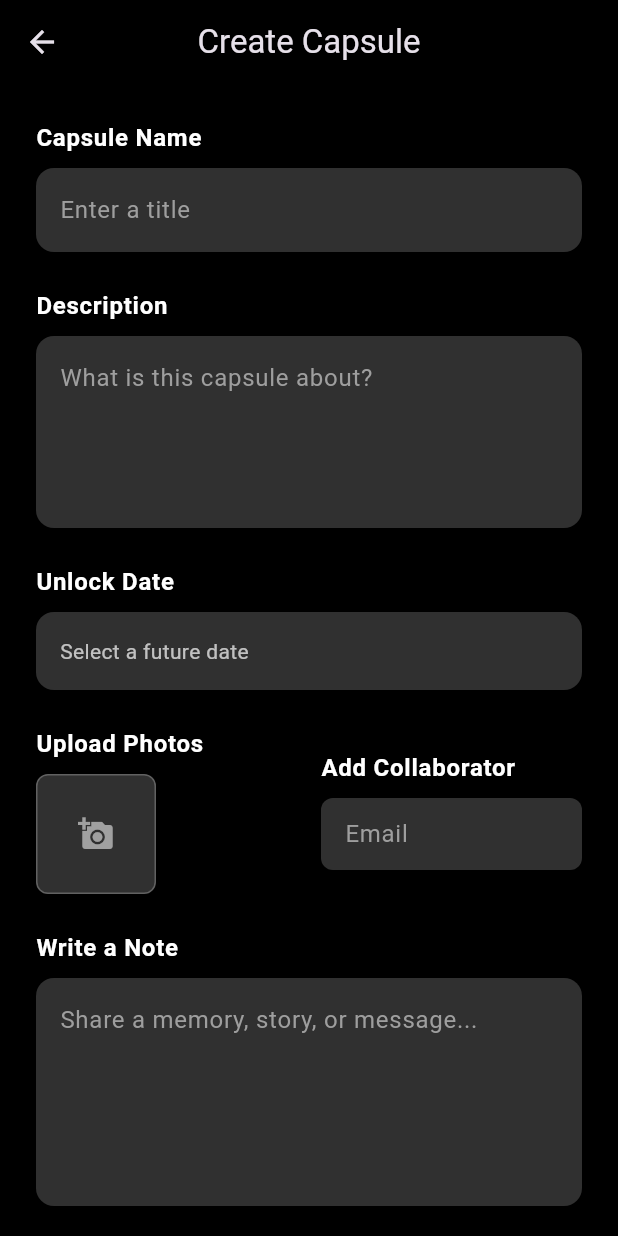
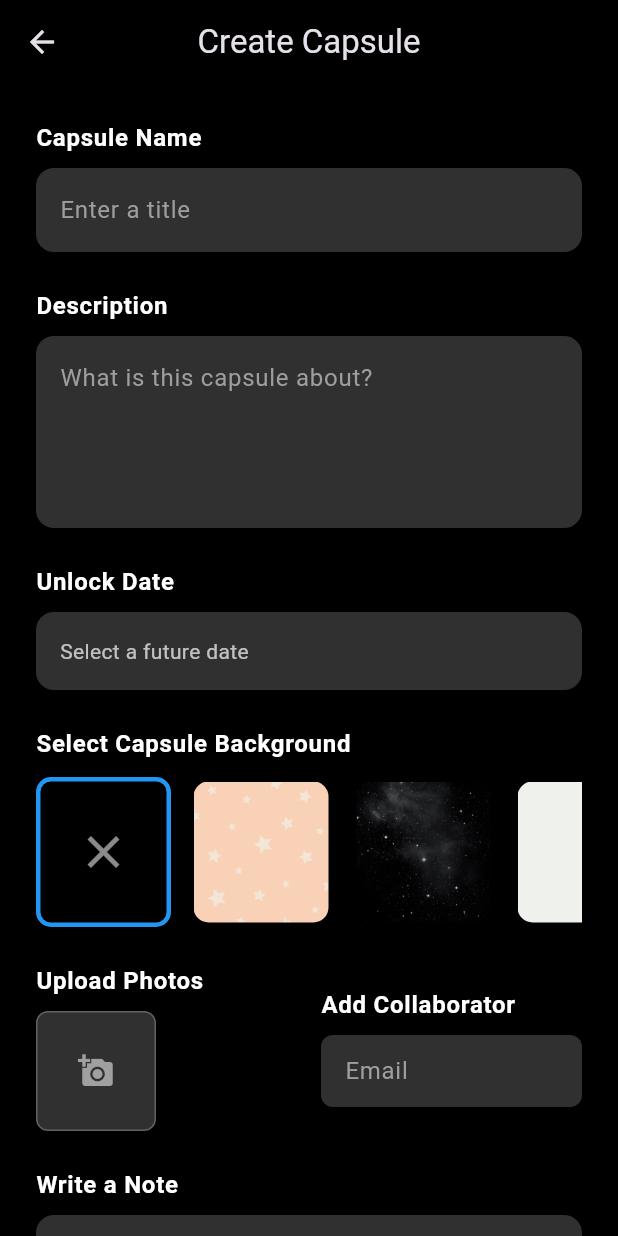
Before and after one commit to shlokmestry/boxed_app, a Flutter app: the CreateCapsuleScreen screen opened directly, on a phone screen of 412 x 824 dp. Run offline on Flutter 3.47's test engine with Material 3 defaults, Android fonts, the phone set to English and light mode, and no system bars; our stand-ins replace cloud_firestore, firebase_auth, firebase_core, firebase_messaging, firebase_storage, flutter_local_notifications and 4 more; missing offline and left inert: encrypt, pointycastle, rsa_encrypt; accounts and stored records are empty.

Commit message:
add optional background selection

```diff
--- a/lib/screens/create_capsule_screen.dart
+++ b/lib/screens/create_capsule_screen.dart
@@ -1,4 +1,5 @@
 import 'dart:io';
+
 import 'package:cloud_firestore/cloud_firestore.dart';
 import 'package:firebase_auth/firebase_auth.dart';
 import 'package:firebase_storage/firebase_storage.dart';
@@ -23,6 +24,15 @@ class _CreateCapsuleScreenState extends State<CreateCapsuleScreen> {
   bool _isLoading = false;
   final List<File> _selectedImages = [];
   final ImagePicker _picker = ImagePicker();
+
+  // Use `null` for "No Background"
+  int? _selectedBackground;
+
+  final List<String> _backgroundOptions = [
+    'assets/basic_background1.jpg',
+    'assets/basic_background2.webp',
+    'assets/basic_background3.jpg',
+  ];
 
   Future<void> _selectDate() async {
     final DateTime now = DateTime.now();
@@ -82,10 +92,8 @@ class _CreateCapsuleScreenState extends State<CreateCapsuleScreen> {
     setState(() => _isLoading = true);
 
     try {
-    // 🔐 Generate AES key
       final aesKey = CapsuleEncryption.generateAESKey();
 
-    // 📦 Create capsule document
       final docRef = await FirebaseFirestore.instance.collection('capsules').add({
         'name': _nameController.text.trim(),
         'description': _descriptionController.text.trim(),
@@ -94,9 +102,9 @@ class _CreateCapsuleScreenState extends State<CreateCapsuleScreen> {
         'memberIds': [user.uid],
         'createdAt': Timestamp.now(),
         'isLocked': true,
-      'aesKey': aesKey, // <-- storing the AES key
+        'aesKey': aesKey,
+        'backgroundId': _selectedBackground, // ← Will be null if not chosen
       });
-
 
       for (final image in _selectedImages) {
         final storageRef = FirebaseStorage.instance
@@ -117,7 +125,6 @@ class _CreateCapsuleScreenState extends State<CreateCapsuleScreen> {
         });
       }
 
-
       if (_noteController.text.trim().isNotEmpty) {
         final encryptedNote = CapsuleEncryption.encryptMemory(
           _noteController.text.trim(),
@@ -135,7 +142,6 @@ class _CreateCapsuleScreenState extends State<CreateCapsuleScreen> {
           'encryptedText': encryptedNote,
         });
       }
-
 
       final collaboratorEmail = _collaboratorEmailController.text.trim();
       if (collaboratorEmail.isNotEmpty) {
@@ -169,7 +175,6 @@ class _CreateCapsuleScreenState extends State<CreateCapsuleScreen> {
     }
   }
 
-
   @override
   Widget build(BuildContext context) {
     return Scaffold(
@@ -185,60 +190,17 @@ class _CreateCapsuleScreenState extends State<CreateCapsuleScreen> {
         child: Column(
           crossAxisAlignment: CrossAxisAlignment.start,
           children: [
-            Text(
-              "Capsule Name",
-              style: Theme.of(context).textTheme.bodyLarge?.copyWith(
-                    color: Colors.white,
-                    fontWeight: FontWeight.w600,
-                  ),
-            ),
+            Text("Capsule Name", style: _labelStyle(context)),
             const SizedBox(height: 8),
-            TextField(
-              controller: _nameController,
-              style: const TextStyle(color: Colors.white),
-              decoration: InputDecoration(
-                hintText: 'Enter a title',
-                hintStyle: const TextStyle(color: Colors.grey),
-                filled: true,
-                fillColor: Colors.grey[850],
-                border: OutlineInputBorder(
-                  borderRadius: BorderRadius.circular(12),
-                  borderSide: BorderSide.none,
-                ),
-              ),
-            ),
+            _buildInput(_nameController, 'Enter a title'),
             const SizedBox(height: 24),
-            Text(
-              "Description",
-              style: Theme.of(context).textTheme.bodyLarge?.copyWith(
-                    color: Colors.white,
-                    fontWeight: FontWeight.w600,
-                  ),
-            ),
+
+            Text("Description", style: _labelStyle(context)),
             const SizedBox(height: 8),
-            TextField(
-              controller: _descriptionController,
-              maxLines: 4,
-              style: const TextStyle(color: Colors.white),
-              decoration: InputDecoration(
-                hintText: 'What is this capsule about?',
-                hintStyle: const TextStyle(color: Colors.grey),
-                filled: true,
-                fillColor: Colors.grey[850],
-                border: OutlineInputBorder(
-                  borderRadius: BorderRadius.circular(12),
-                  borderSide: BorderSide.none,
-                ),
-              ),
-            ),
+            _buildInput(_descriptionController, 'What is this capsule about?', maxLines: 4),
             const SizedBox(height: 24),
-            Text(
-              "Unlock Date",
-              style: Theme.of(context).textTheme.bodyLarge?.copyWith(
-                    color: Colors.white,
-                    fontWeight: FontWeight.w600,
-                  ),
-            ),
+
+            Text("Unlock Date", style: _labelStyle(context)),
             const SizedBox(height: 8),
             GestureDetector(
               onTap: _selectDate,
@@ -258,26 +220,139 @@ class _CreateCapsuleScreenState extends State<CreateCapsuleScreen> {
               ),
             ),
             const SizedBox(height: 24),
-            Row(
+
+            Text("Select Capsule Background", style: _labelStyle(context)),
+            const SizedBox(height: 10),
+            SizedBox(
+              height: 100,
+              child: ListView.builder(
+                scrollDirection: Axis.horizontal,
+                itemCount: _backgroundOptions.length + 1, // +1 for "No background"
+                itemBuilder: (context, idx) {
+                  if (idx == 0) {
+                    // "No background" option
+                    return GestureDetector(
+                      onTap: () => setState(() => _selectedBackground = null),
+                      child: Container(
+                        margin: const EdgeInsets.only(right: 12),
+                        decoration: BoxDecoration(
+                          border: Border.all(
+                            color: _selectedBackground == null
+                                ? Colors.blue
+                                : Colors.transparent,
+                            width: 3,
+                          ),
+                          borderRadius: BorderRadius.circular(10),
+                          color: Colors.black,
+                        ),
+                        width: 90,
+                        height: 90,
+                        child: const Center(
+                          child: Icon(Icons.close, color: Colors.white54, size: 36),
+                        ),
+                      ),
+                    );
+                  } else {
+                    return GestureDetector(
+                      onTap: () => setState(() => _selectedBackground = idx - 1),
+                      child: Container(
+                        margin: const EdgeInsets.only(right: 12),
+                        decoration: BoxDecoration(
+                          border: Border.all(
+                            color: _selectedBackground == (idx - 1)
+                                ? Colors.blue
+                                : Colors.transparent,
+                            width: 3,
+                          ),
+                          borderRadius: BorderRadius.circular(10),
+                        ),
+                        child: ClipRRect(
+                          borderRadius: BorderRadius.circular(10),
+                          child: Image.asset(
+                            _backgroundOptions[idx - 1],
+                            width: 90,
+                            height: 90,
+                            fit: BoxFit.cover,
+                          ),
+                        ),
+                      ),
+                    );
+                  }
+                },
+              ),
+            ),
+
+            const SizedBox(height: 24),
+            _buildMediaAndCollaboratorRow(),
+            const SizedBox(height: 24),
+
+            Text("Write a Note", style: _labelStyle(context)),
+            const SizedBox(height: 8),
+            _buildInput(_noteController, 'Share a memory, story, or message...', maxLines: 5),
+            const SizedBox(height: 40),
+
+            _isLoading
+                ? const Center(child: CircularProgressIndicator())
+                : SizedBox(
+                    width: double.infinity,
+                    child: ElevatedButton(
+                      onPressed: _createCapsule,
+                      style: ElevatedButton.styleFrom(
+                        backgroundColor: Colors.blueAccent,
+                        padding: const EdgeInsets.symmetric(vertical: 16),
+                        shape: RoundedRectangleBorder(
+                          borderRadius: BorderRadius.circular(12),
+                        ),
+                      ),
+                      child: const Text('Create Capsule', style: TextStyle(fontSize: 16)),
+                    ),
+                  ),
+          ],
+        ),
+      ),
+    );
+  }
+
+  TextStyle _labelStyle(BuildContext context) {
+    return Theme.of(context).textTheme.bodyLarge!.copyWith(
+          color: Colors.white,
+          fontWeight: FontWeight.w600,
+        );
+  }
+
+  Widget _buildInput(TextEditingController controller, String placeholder,
+      {int maxLines = 1}) {
+    return TextField(
+      controller: controller,
+      maxLines: maxLines,
+      style: const TextStyle(color: Colors.white),
+      decoration: InputDecoration(
+        hintText: placeholder,
+        hintStyle: const TextStyle(color: Colors.grey),
+        filled: true,
+        fillColor: Colors.grey[850],
+        border: OutlineInputBorder(
+          borderRadius: BorderRadius.circular(12),
+          borderSide: BorderSide.none,
+        ),
+      ),
+    );
+  }
+
+  Widget _buildMediaAndCollaboratorRow() {
+    return Row(
       children: [
         Expanded(
           child: Column(
             crossAxisAlignment: CrossAxisAlignment.start,
             children: [
-                      Text(
-                        "Upload Photos",
-                        style: Theme.of(context).textTheme.bodyLarge?.copyWith(
-                              color: Colors.white,
-                              fontWeight: FontWeight.w600,
-                            ),
-                      ),
+              Text("Upload Photos", style: _labelStyle(context)),
               const SizedBox(height: 8),
               Wrap(
                 spacing: 8,
                 runSpacing: 8,
                 children: [
-                          ..._selectedImages.map(
-                            (file) => Stack(
+                  ..._selectedImages.map((file) => Stack(
                         children: [
                           ClipRRect(
                             borderRadius: BorderRadius.circular(8),
@@ -303,8 +378,7 @@ class _CreateCapsuleScreenState extends State<CreateCapsuleScreen> {
                             ),
                           ),
                         ],
-                            ),
-                          ),
+                      )),
                   GestureDetector(
                     onTap: _pickImages,
                     child: Container(
@@ -328,13 +402,7 @@ class _CreateCapsuleScreenState extends State<CreateCapsuleScreen> {
           child: Column(
             crossAxisAlignment: CrossAxisAlignment.start,
             children: [
-                      Text(
-                        "Add Collaborator",
-                        style: Theme.of(context).textTheme.bodyLarge?.copyWith(
-                              color: Colors.white,
-                              fontWeight: FontWeight.w600,
-                            ),
-                      ),
+              Text("Add Collaborator", style: _labelStyle(context)),
               const SizedBox(height: 8),
               TextField(
                 controller: _collaboratorEmailController,
@@ -355,54 +423,6 @@ class _CreateCapsuleScreenState extends State<CreateCapsuleScreen> {
           ),
         ),
       ],
-            ),
-            const SizedBox(height: 24),
-            Text(
-              "Write a Note",
-              style: Theme.of(context).textTheme.bodyLarge?.copyWith(
-                    color: Colors.white,
-                    fontWeight: FontWeight.w600,
-                  ),
-            ),
-            const SizedBox(height: 8),
-            TextField(
-              controller: _noteController,
-              maxLines: 5,
-              style: const TextStyle(color: Colors.white),
-              decoration: InputDecoration(
-                hintText: 'Share a memory, story, or message...',
-                hintStyle: const TextStyle(color: Colors.grey),
-                filled: true,
-                fillColor: Colors.grey[850],
-                border: OutlineInputBorder(
-                  borderRadius: BorderRadius.circular(12),
-                  borderSide: BorderSide.none,
-                ),
-              ),
-            ),
-            const SizedBox(height: 40),
-            _isLoading
-                ? const Center(child: CircularProgressIndicator())
-                : SizedBox(
-                    width: double.infinity,
-                    child: ElevatedButton(
-                      onPressed: _createCapsule,
-                      style: ElevatedButton.styleFrom(
-                        backgroundColor: Colors.blueAccent,
-                        padding: const EdgeInsets.symmetric(vertical: 16),
-                        shape: RoundedRectangleBorder(
-                          borderRadius: BorderRadius.circular(12),
-                        ),
-                      ),
-                      child: const Text(
-                        'Create Capsule',
-                        style: TextStyle(fontSize: 16),
-                      ),
-                    ),
-                  ),
-          ],
-        ),
-      ),
     );
   }
 }
--- a/pubspec.yaml
+++ b/pubspec.yaml
@@ -80,6 +80,9 @@ flutter:
       - assets/get_started.png
       - assets/unlock.png
       - assets/friends.png
+      - assets/basic_background1.jpg
+      - assets/basic_background2.webp
+      - assets/basic_background3.jpg
 
   # An image asset can refer to one or more resolution-specific "variants", see
   # https://flutter.dev/to/resolution-aware-images
```
Also changed, not shown: lib/screens/capsule_detail_screen.dart (+64 -18 lines), assets/basic_background1.jpg (added), assets/basic_background2.webp (added), assets/basic_background3.jpg (added). Lines whose indentation alone changed are shown as unchanged.
